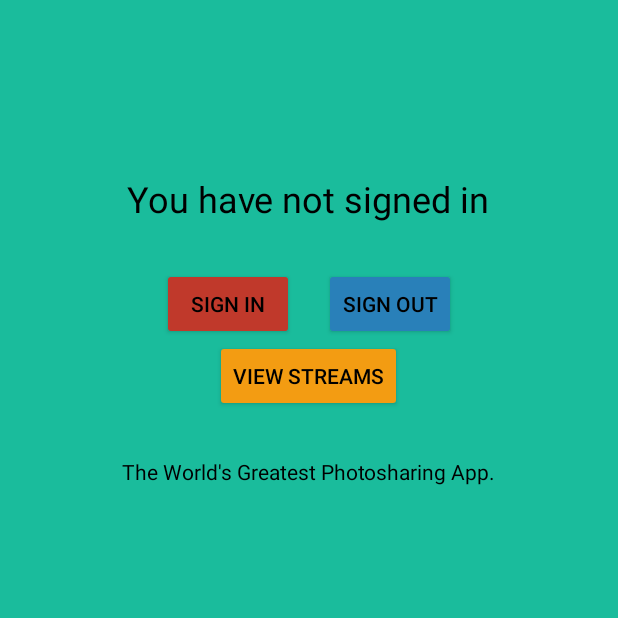
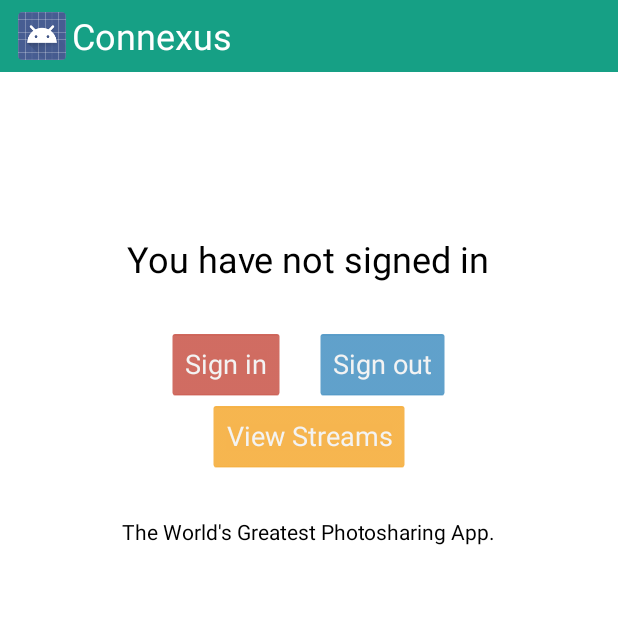
Before and after one commit to jenny350026/apt-miniproject, an Android app: the screen it shows after launch (LoginActivity), on a phone screen of 412 x 824 dp, the top half of it. Run offline under Robolectric (Android 15) with nearby library versions, the phone set to English and light mode, and no system bars; libraries missing offline, so code that uses them is left out: com.loopj.android, cz.msebera.android; 4 statements that could not run were skipped.

Commit message:
changed layout

```diff
--- a/Connexus/app/src/main/AndroidManifest.xml
+++ b/Connexus/app/src/main/AndroidManifest.xml
@@ -43,6 +43,7 @@
         </activity>
         <activity
             android:name=".ViewSingleActivity"
+            android:logo="@drawable/ic_image_white_24dp"
             android:label="@string/title_activity_view_single" >
         </activity>
         <activity
--- a/Connexus/app/src/main/java/apt/connexus/ViewSingleActivity.java
+++ b/Connexus/app/src/main/java/apt/connexus/ViewSingleActivity.java
@@ -142,8 +142,8 @@ public class ViewSingleActivity extends Activity {
         client.setCookieStore(new PersistentCookieStore(getApplicationContext()));
         client.get(REQUEST_ViewSingleStream, getSingleStreamHandler);
 
-        TextView view_single_textView = (TextView) findViewById(R.id.view_single_textView);
-        view_single_textView.setText("View A Stream: " + streamName);
+        setTitle(streamName);
+
         Button back_to_streams = (Button) findViewById(R.id.back_to_streams);
         user_email = getIntent().getStringExtra("userEmail");
 
@@ -166,6 +166,8 @@ public class ViewSingleActivity extends Activity {
                 startActivity(intent);
             }
         });
+
+
     }
 
         @Override
--- a/Connexus/app/src/main/res/layout/activity_view_single.xml
+++ b/Connexus/app/src/main/res/layout/activity_view_single.xml
@@ -12,12 +12,6 @@
         android:orientation="vertical"
         android:layout_width="match_parent"
         android:layout_height="wrap_content">
-        <TextView
-            android:text="View single"
-            android:layout_width="wrap_content"
-            android:layout_height="wrap_content"
-            android:textSize="24dp"
-            android:id="@+id/view_single_textView" />
 
         <GridView
             android:layout_width="wrap_content"
--- a/Connexus/app/src/main/res/values/colors.xml
+++ b/Connexus/app/src/main/res/values/colors.xml
@@ -1,4 +1,4 @@
 <?xml version="1.0" encoding="utf-8"?>
 <resources>
-    <item name="background_color" type="color">#1ABC9C</item>
+    <item name="background_color" type="color">#FFFFFF</item>
 </resources>
--- a/Connexus/app/src/main/res/values/dimens.xml
+++ b/Connexus/app/src/main/res/values/dimens.xml
@@ -1,5 +1,5 @@
 <resources>
     <!-- Default screen margins, per the Android Design guidelines. -->
-    <dimen name="activity_horizontal_margin">16dp</dimen>
-    <dimen name="activity_vertical_margin">16dp</dimen>
+    <dimen name="activity_horizontal_margin">8dp</dimen>
+    <dimen name="activity_vertical_margin">8dp</dimen>
 </resources>
--- a/Connexus/app/src/main/res/values/styles.xml
+++ b/Connexus/app/src/main/res/values/styles.xml
@@ -1,9 +1,17 @@
 <resources>
+<style name="AppTheme" parent="@android:style/Theme.Holo">
+    <item name="android:textColor">#000000</item>
+    <item name="android:actionBarStyle">@style/AppTheme.ActionBarStyle</item>
+</style>
 
-    <!-- Base application theme. -->
-    <style name="AppTheme" parent="Theme.AppCompat.Light.DarkActionBar">
-        <item name="android:textColor">#000000</item>
-        <!-- Customize your theme here. -->
-    </style>
+<style name="AppTheme.ActionBarStyle" parent="@android:style/Widget.Holo.ActionBar">
+    <item name="android:titleTextStyle">@style/AppTheme.ActionBar.TitleTextStyle</item>
+    <item name="android:background">#16A085</item>
+    <item name="elevation">0dp</item>
+</style>
 
+<style name="AppTheme.ActionBar.TitleTextStyle" parent="@android:style/TextAppearance.Holo.Widget.ActionBar.Title">
+    <item name="android:textColor">#FFFFFF</item>
+    <item name="android:textSize">24sp</item>
+</style>
 </resources>
```
Also changed, not shown: Connexus/app/src/main/java/apt/connexus/CameraActivity.java (+0 -20 lines), Connexus/app/src/main/java/apt/connexus/ViewAllStreamActivity.java (+63 -4 lines), Connexus/app/src/main/res/layout/activity_nearby.xml (+11 -19 lines), Connexus/app/src/main/res/layout/activity_search_result.xml (+2 -6 lines), Connexus/app/src/main/res/layout/activity_view_all_stream.xml (+16 -11 lines), Connexus/app/src/main/res/layout/viewpager_viewall.xml (+14 -10 lines).
